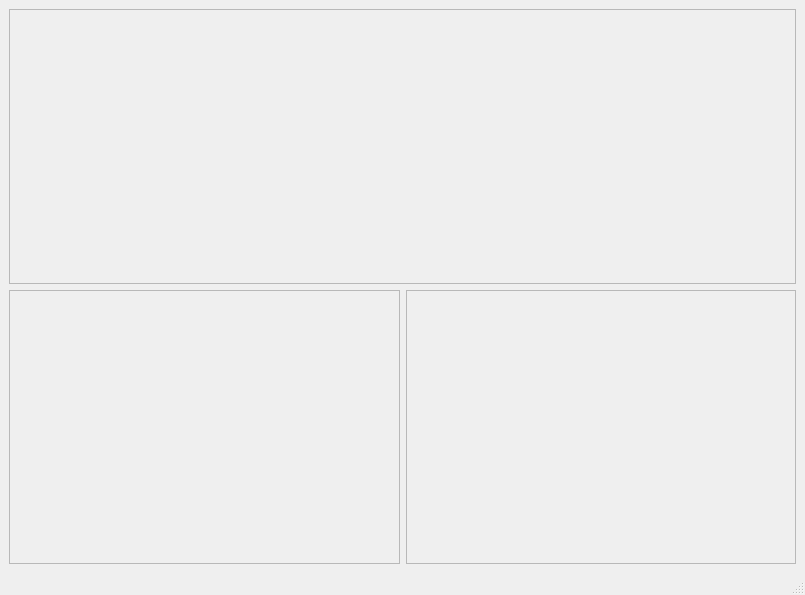
Above: Aperiodic_Scheduling/mainwindow.ui from evanblough/SchedulingAlgGUI before the change. Below: the same form after it.
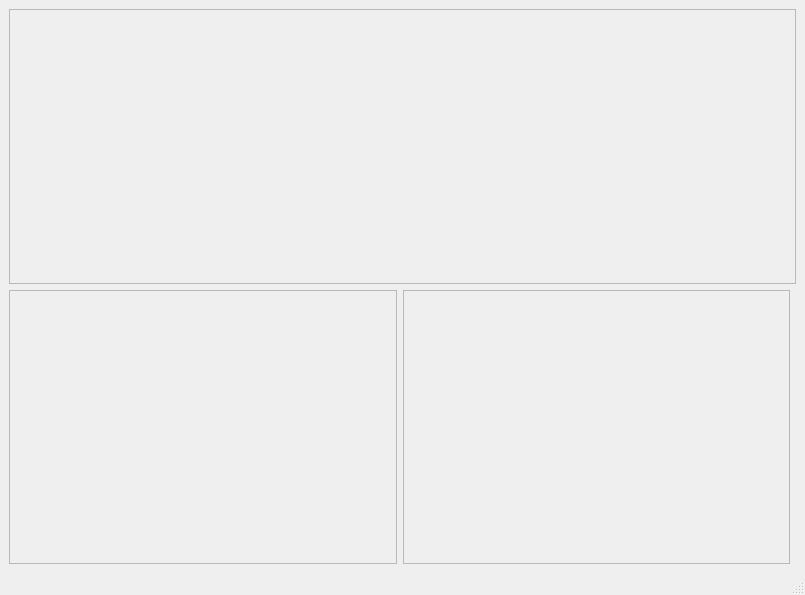
That is the form after the change.

The edit to the form file:
```diff
--- a/Aperiodic_Scheduling/mainwindow.ui
+++ b/Aperiodic_Scheduling/mainwindow.ui
@@ -40,7 +40,7 @@
         <rect>
          <x>0</x>
          <y>0</y>
-         <width>388</width>
+         <width>385</width>
          <height>272</height>
         </rect>
        </property>
@@ -57,14 +57,14 @@
         <rect>
          <x>0</x>
          <y>0</y>
-         <width>389</width>
+         <width>386</width>
          <height>272</height>
         </rect>
        </property>
       </widget>
      </widget>
     </item>
-    <item row="0" column="0" colspan="2">
+    <item row="0" column="0" colspan="3">
      <widget class="QScrollArea" name="scrollArea">
       <property name="widgetResizable">
        <bool>true</bool>
```
